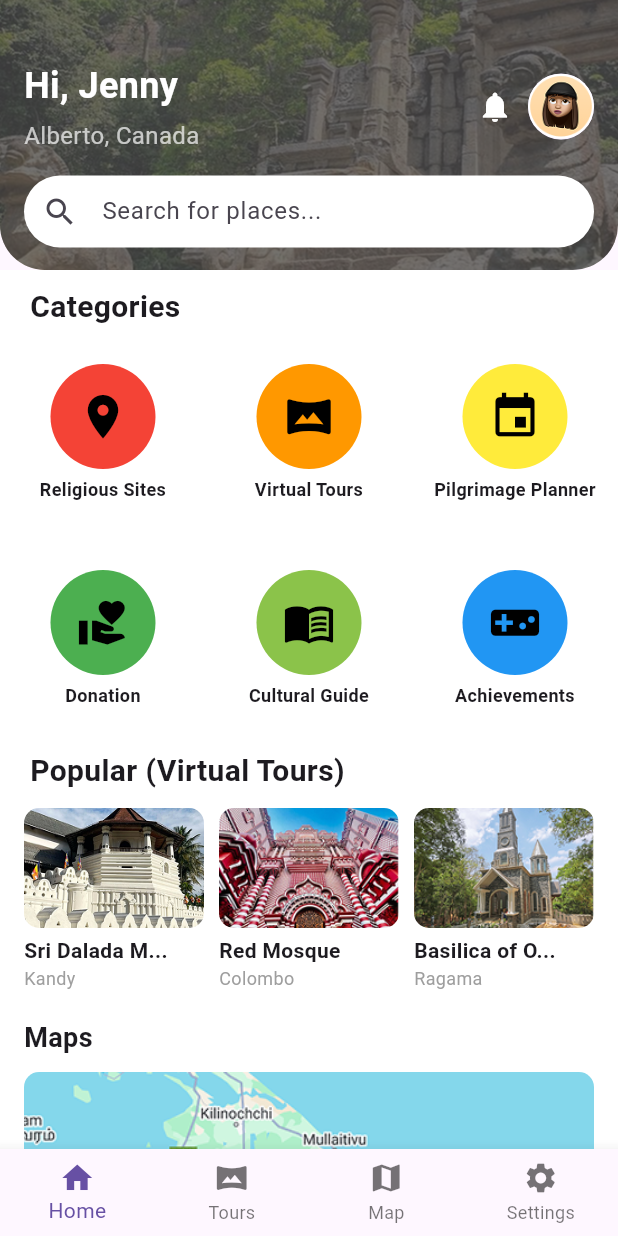
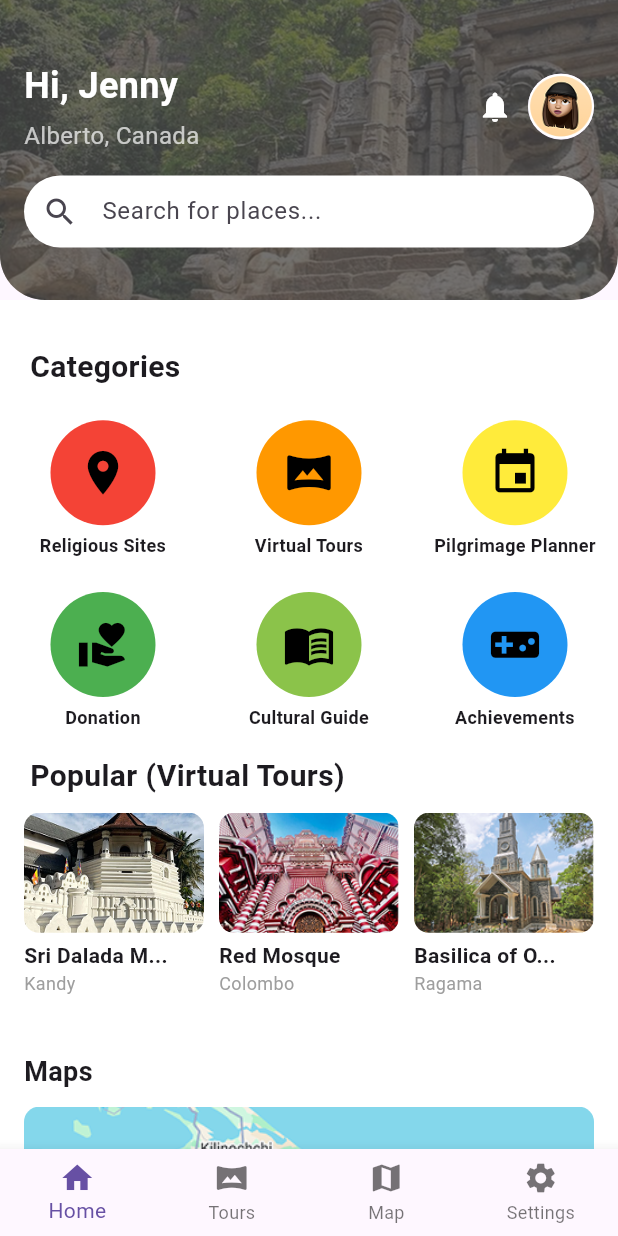
Before and after one commit to DaphneKodithuwakku/sriroute-frontend, a Flutter app: the screen it shows after launch, on a phone screen of 412 x 824 dp. Run offline on Flutter 3.47's test engine with Material 3 defaults, Android fonts, the phone set to English and light mode, and no system bars.

Commit message:
Fixed the alignment between the "categories" text and options

```diff
--- a/sri_route/lib/homescreen.dart
+++ b/sri_route/lib/homescreen.dart
@@ -25,7 +25,7 @@ class HomeScreen extends StatelessWidget {
         slivers: [
           // 🔥 SliverAppBar (Sticky Scrolling Header)
           SliverAppBar(
-            expandedHeight: 180, // Adjust height as needed
+            expandedHeight: 200, // Adjust height as needed
             floating: false,
             pinned: true,
             flexibleSpace: FlexibleSpaceBar(
@@ -137,24 +137,24 @@ class HomeScreen extends StatelessWidget {
           // 🔥 Body starts here (Categories, Virtual Tours, etc.)
           SliverList(
             delegate: SliverChildListDelegate([
-              SizedBox(height: 10),
-
+              // Add padding above the "Categories" text to push it down
+              SizedBox(height: 20), // Adjust this value to control the spacing
               // Categories
               Padding(
-                padding: EdgeInsets.symmetric(horizontal: 20),
+                padding: EdgeInsets.symmetric(horizontal: 20, vertical: 10),
                 child: Text(
                   'Categories',
                   style: TextStyle(fontSize: 20, fontWeight: FontWeight.bold),
                 ),
               ),
-              SizedBox(height: 1), // Reduced space here
+
               // Grid of Categories
               GridView.count(
                 shrinkWrap: true,
                 physics: NeverScrollableScrollPhysics(),
                 crossAxisCount: 3,
                 childAspectRatio:
-                    1, // Adjusts the aspect ratio of the grid items
+                    1.20, // Adjusts the aspect ratio of the grid items
                 children: [
                   categoryItem('Religious Sites', Icons.place, Colors.red),
                   categoryItem('Virtual Tours', Icons.vrpano, Colors.orange),
@@ -181,8 +181,8 @@ class HomeScreen extends StatelessWidget {
                 ],
               ),
 
-              SizedBox(height: 5),
-
+              // Reduced space under Categories Grid
+              SizedBox(height: 5), // Adjust or remove if necessary
               // Popular Virtual Tours
               Padding(
                 padding: EdgeInsets.symmetric(horizontal: 20),
@@ -194,7 +194,7 @@ class HomeScreen extends StatelessWidget {
               SizedBox(height: 10),
 
               SizedBox(
-                height: 120,
+                height: 140,
                 child: ListView(
                   scrollDirection: Axis.horizontal,
                   padding: EdgeInsets.only(left: 16),
```
